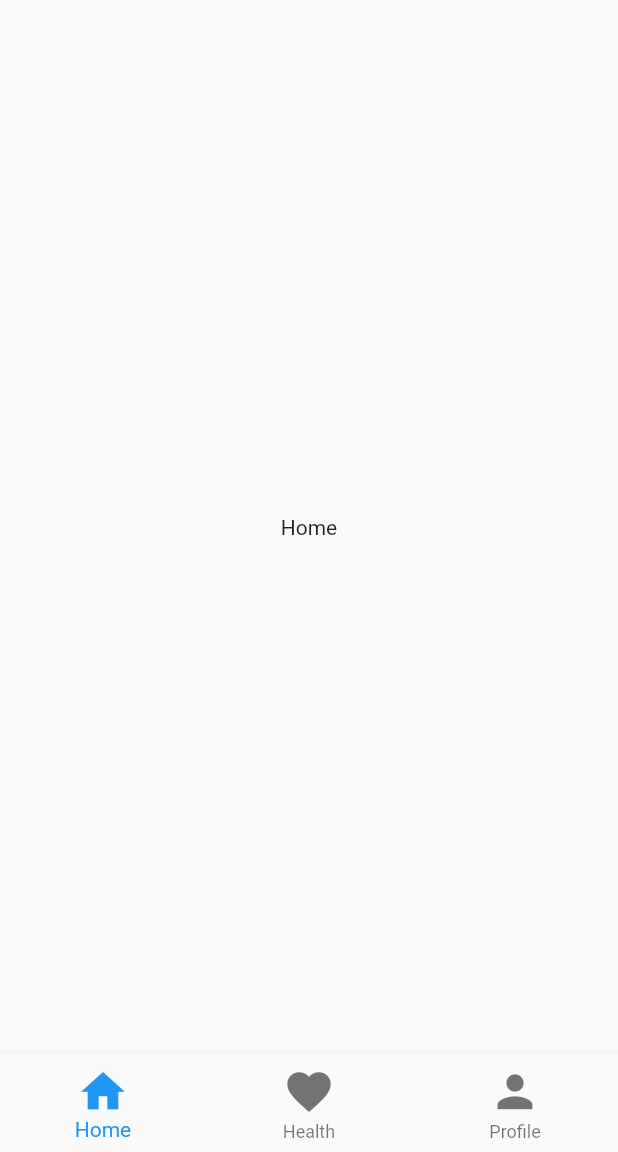
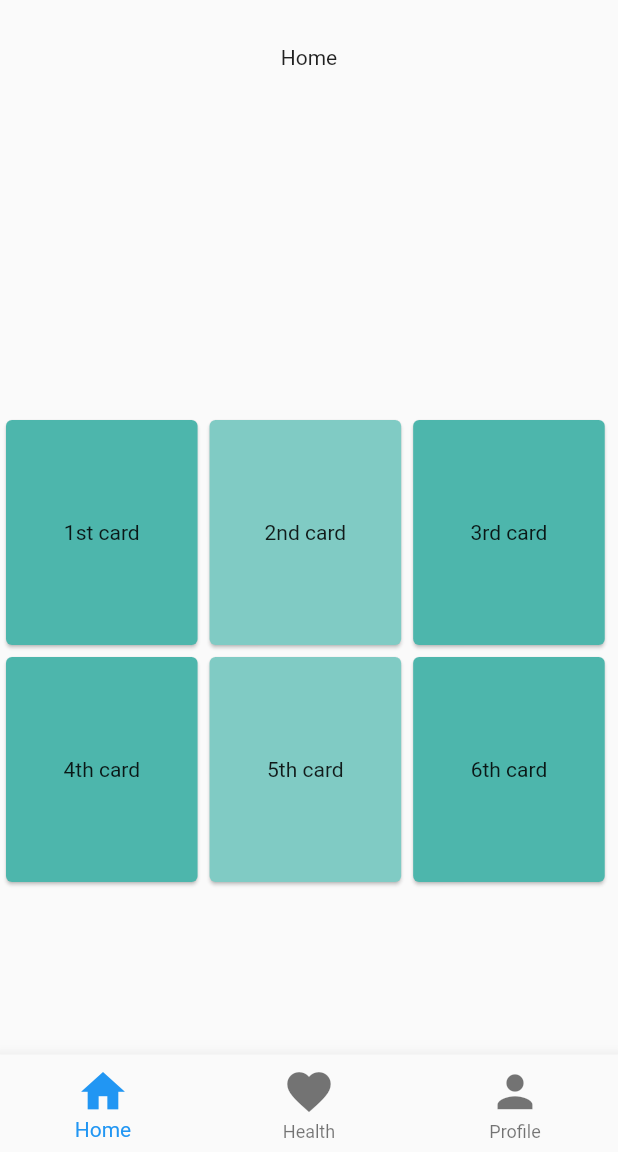
Before and after one commit to Tense-Turtles/MedProdigy-app, a Flutter app: the HomeView screen opened directly, on a phone screen of 412 x 824 dp, the part 84-1236 px from its top. Run offline on Flutter 3.47's test engine with Material 2 defaults, Android fonts, the phone set to English and light mode, and no system bars; our stand-ins replace cloud_firestore, firebase_auth, firebase_core, sqflite; accounts and stored records are empty.

Commit message:
add card placeholders for graphs

```diff
--- a/lib/ui/home_view.dart
+++ b/lib/ui/home_view.dart
@@ -15,27 +15,141 @@ class HomeView extends StatefulWidget {
 
 class _HomeViewState extends State<HomeView> {
   int currentIndex = 0;
-  final screens = [
-    Center(child: Text('Home')),
-    Center(child: Text('Health')),
-    Center(child: Text('Profile')),
-  ];
 
   @override
   Widget build(BuildContext context) {
+    Size size = MediaQuery.of(context).size;
+    var screens = [
+      ListView(children: <Widget>[
+        Container(
+          padding: const EdgeInsets.symmetric(vertical: 30),
+          width: double.infinity,
+          // height: double.infinity,
+          child: Center(child: Text('Home')),
+        ),
+        SizedBox(height: 200),
+        Center(
+            child: Row(
+          children: <Widget>[
+            Card(
+              color: Colors.teal[300],
+              child: InkWell(
+                splashColor: Colors.blue.withAlpha(30),
+                onTap: () {
+                  debugPrint('Card tapped.');
+                },
+                child: SizedBox(
+                  // width: double.infinity,
+                  width: size.width * 0.31,
+                  height: 150,
+                  child: Center(child: Text('1st card')),
+                ),
+              ),
+            ),
+            Card(
+              color: Colors.teal[200],
+              child: InkWell(
+                splashColor: Colors.blue.withAlpha(30),
+                onTap: () {
+                  debugPrint('Card tapped.');
+                },
+                child: SizedBox(
+                  width: size.width * 0.31,
+                  // width: double.infinity,
+                  height: 150,
+                  child: Center(child: Text('2nd card')),
+                ),
+              ),
+            ),
+            Card(
+              color: Colors.teal[300],
+              child: InkWell(
+                splashColor: Colors.blue.withAlpha(30),
+                onTap: () {
+                  debugPrint('Card tapped.');
+                },
+                child: SizedBox(
+                  width: size.width * 0.31,
+                  // width: double.infinity,
+                  height: 150,
+                  child: Center(child: Text('3rd card')),
+                ),
+              ),
+            )
+          ],
+        )),
+        Center(
+            child: Row(
+          children: <Widget>[
+            Card(
+              color: Colors.teal[300],
+              child: InkWell(
+                splashColor: Colors.blue.withAlpha(30),
+                onTap: () {
+                  debugPrint('Card tapped.');
+                },
+                child: SizedBox(
+                  // width: double.infinity,
+                  width: size.width * 0.31,
+                  height: 150,
+                  child: Center(child: Text('4th card')),
+                ),
+              ),
+            ),
+            Card(
+              color: Colors.teal[200],
+              child: InkWell(
+                splashColor: Colors.blue.withAlpha(30),
+                onTap: () {
+                  debugPrint('Card tapped.');
+                },
+                child: SizedBox(
+                  width: size.width * 0.31,
+                  // width: double.infinity,
+                  height: 150,
+                  child: Center(child: Text('5th card')),
+                ),
+              ),
+            ),
+            Card(
+              color: Colors.teal[300],
+              child: InkWell(
+                splashColor: Colors.blue.withAlpha(30),
+                onTap: () {
+                  debugPrint('Card tapped.');
+                },
+                child: SizedBox(
+                  width: size.width * 0.31,
+                  // width: double.infinity,
+                  height: 150,
+                  child: Center(child: Text('6th card')),
+                ),
+              ),
+            )
+          ],
+        )),
+      ]),
+      Center(child: Text('Health')),
+      Center(child: Text('Profile')),
+    ];
+
     return Scaffold(
       appBar: AppBar(
         title: Text('HOSPICARE'),
         elevation: 0,
         centerTitle: true,
       ),
-      body: screens[currentIndex],
+      body: Container(
+          width: MediaQuery.of(context).size.width,
+          height: MediaQuery.of(context).size.height,
+          child: screens[currentIndex]),
       bottomNavigationBar: BottomNavigationBar(
         currentIndex: currentIndex,
         onTap: (index) => setState(
           () => currentIndex = index,
         ),
         iconSize: 35,
+
         // ignore: prefer_const_literals_to_create_immutables
         items: [
           BottomNavigationBarItem(icon: Icon(Icons.home), label: 'Home'
```
